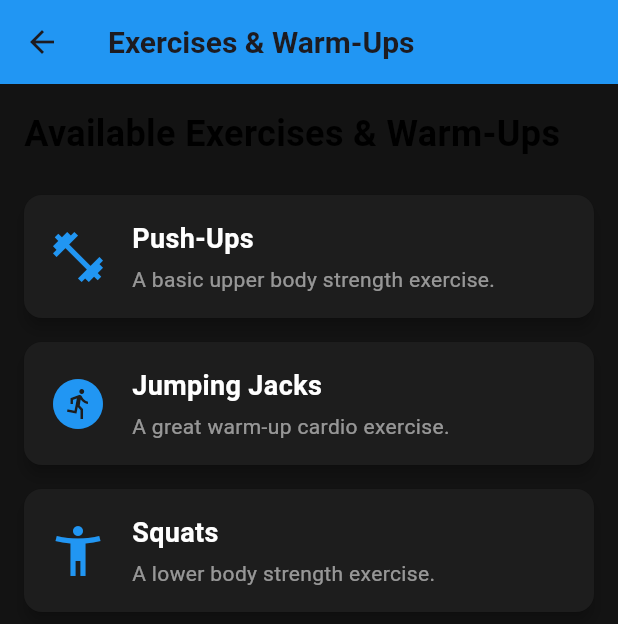
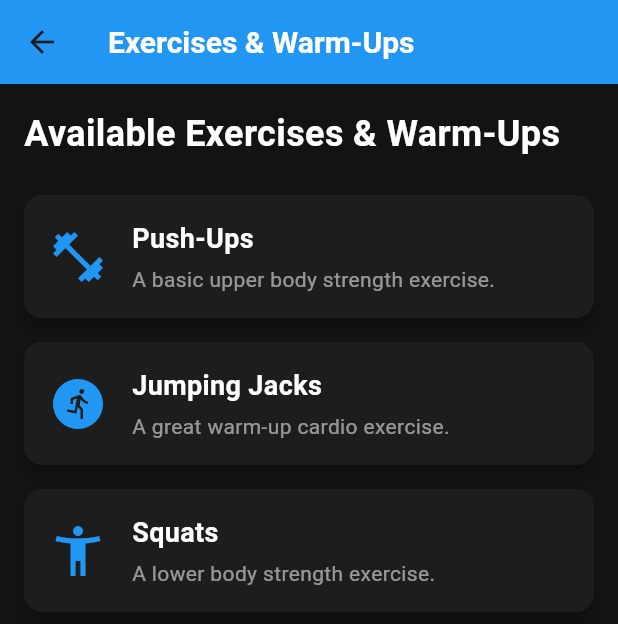
Before and after one commit to optiflowx/Fit-Quest, a Flutter app: the ExercisePage screen opened directly, on a phone screen of 412 x 824 dp. Shown: the top 624 px of the screen. Run offline on Flutter 3.47's test engine with Material 3 defaults, Android fonts, the phone set to English and light mode, and no system bars; our stand-ins replace cloud_firestore, firebase_auth, firebase_core, flutter_bloc, flutter_map, geolocator and 2 more; accounts and stored records are empty.

Commit message:
style: Update ExercisePage UI with improved text color for better visibility

```diff
--- a/lib/presentation/exercise/exercise.dart
+++ b/lib/presentation/exercise/exercise.dart
@@ -35,7 +35,10 @@ class _ExercisePageState extends State<ExercisePage> {
   Widget build(BuildContext context) {
     return Scaffold(
       appBar: AppBar(
-        title: const Text('Exercises & Warm-Ups'),
+        title: const Text(
+          'Exercises & Warm-Ups',
+          style: TextStyle(color: Colors.white),
+        ),
         backgroundColor: Colors.blue, // Change to your preferred color
       ),
       body: SingleChildScrollView(
@@ -49,7 +52,7 @@ class _ExercisePageState extends State<ExercisePage> {
                 style: TextStyle(
                   fontSize: 24,
                   fontWeight: FontWeight.bold,
-                  color: Colors.black,
+                  color: Colors.white,
                 ),
               ),
               const SizedBox(height: 16),
```
